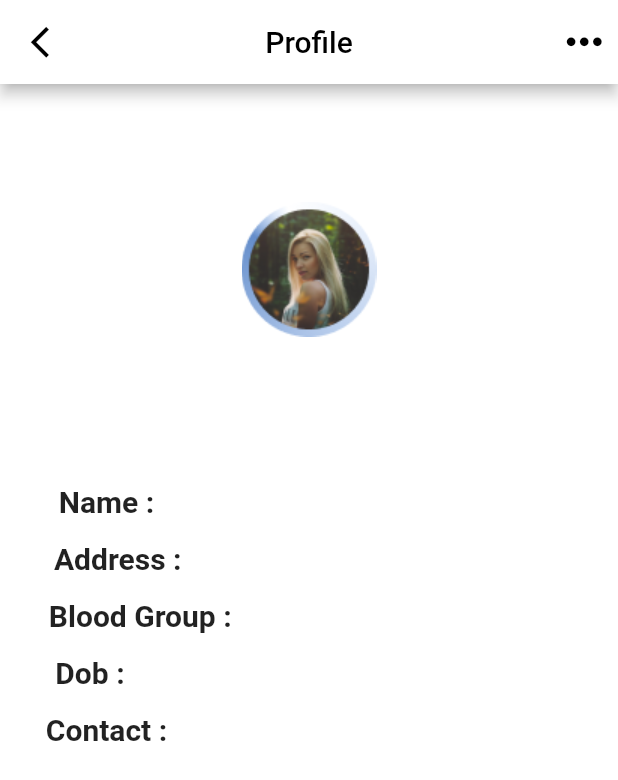
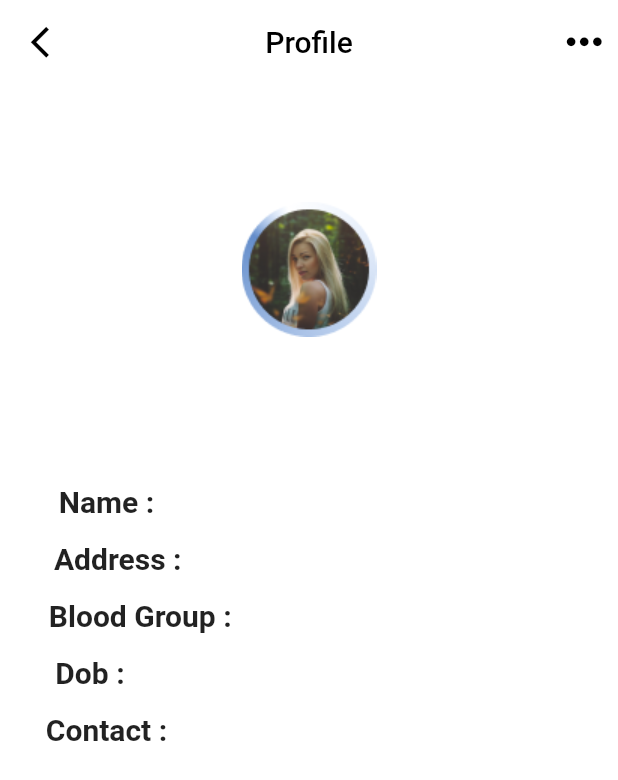
Before and after one commit to sauravkumar1812/CodeForYuth, a Flutter app: the profilepage screen opened directly, on a phone screen of 412 x 824 dp. Shown: the top 780 px of the screen. Run offline on Flutter 3.47's test engine with Material 2 defaults, Android fonts, the phone set to English and light mode, and no system bars; our stand-ins replace eva_icons_flutter, flutter_chat_ui, font_awesome_flutter, grouped_list.

Commit message:
intial changes

```diff
--- a/lib/profile/profilepage.dart
+++ b/lib/profile/profilepage.dart
@@ -5,7 +5,7 @@ import 'package:flutter/src/widgets/framework.dart';
 import 'package:flutter/src/widgets/placeholder.dart';
 import 'package:code4yth/profiledetail/details.dart';
 
-import '../bottompage/bottompage.dart';
+
 
 class profilepage extends StatelessWidget {
   const profilepage({super.key});
@@ -14,6 +14,7 @@ class profilepage extends StatelessWidget {
   Widget build(BuildContext context) {
     return Scaffold(
       appBar: AppBar(
+        elevation: 0,
                     leading: new IconButton(
 
                       icon: Padding(
```
